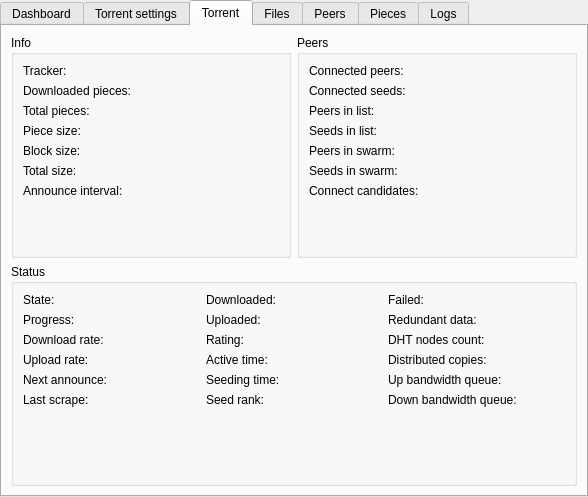
The window that src/plugins/torrent/tabwidget.ui (0xd34df00d/leechcraft) describes before a commit, drawn with Qt 5.
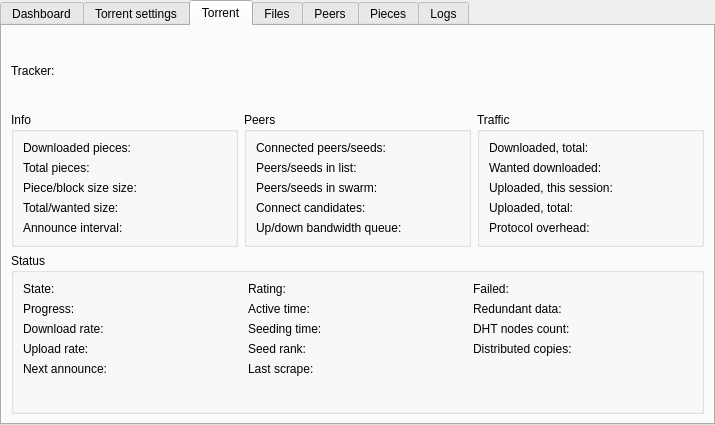
The same window after the commit. The open tabs and pages were chosen to show the change. Custom widgets are drawn as their Qt base class.

Commit message: Just another state commit. + CSTP: proper redirect handling. + CSTP: redirect loop avoiding + BitTorrent: various stuff. * Updated translations. * New icons.

Diff of the .ui file:
```diff
--- a/src/plugins/torrent/tabwidget.ui
+++ b/src/plugins/torrent/tabwidget.ui
@@ -6,8 +6,8 @@
    <rect>
     <x>0</x>
     <y>0</y>
-    <width>588</width>
-    <height>497</height>
+    <width>715</width>
+    <height>425</height>
    </rect>
   </property>
   <property name="windowTitle" >
@@ -20,7 +20,7 @@
    <enum>QTabWidget::Rounded</enum>
   </property>
   <property name="currentIndex" >
-   <number>0</number>
+   <number>2</number>
   </property>
   <property name="elideMode" >
    <enum>Qt::ElideRight</enum>
@@ -30,8 +30,8 @@
     <rect>
      <x>0</x>
      <y>0</y>
-     <width>584</width>
-     <height>470</height>
+     <width>711</width>
+     <height>397</height>
     </rect>
    </property>
    <attribute name="title" >
@@ -39,9 +39,15 @@
    </attribute>
    <layout class="QVBoxLayout" name="verticalLayout" >
     <item>
-     <layout class="QHBoxLayout" name="horizontalLayout" >
+     <layout class="QHBoxLayout" name="horizontalLayout_6" >
       <item>
        <widget class="QGroupBox" name="groupBox" >
+        <property name="sizePolicy" >
+         <sizepolicy vsizetype="Preferred" hsizetype="Minimum" >
+          <horstretch>0</horstretch>
+          <verstretch>0</verstretch>
+         </sizepolicy>
+        </property>
         <property name="title" >
          <string>Controls</string>
         </property>
@@ -130,11 +136,13 @@
          <item row="3" column="0" >
           <widget class="QLabel" name="label_41" >
            <property name="text" >
-            <string>Max downloading torrents:</string>
+            <string>Max down/up torrents:</string>
            </property>
           </widget>
          </item>
          <item row="3" column="1" >
+          <layout class="QHBoxLayout" name="horizontalLayout_5" >
+           <item>
           <widget class="QSpinBox" name="DownloadingTorrents_" >
            <property name="specialValueText" >
             <string>Unlimited</string>
@@ -150,14 +158,7 @@
            </property>
           </widget>
          </item>
-         <item row="4" column="0" >
-          <widget class="QLabel" name="label_42" >
-           <property name="text" >
-            <string>Max uploading torrents:</string>
-           </property>
-          </widget>
-         </item>
-         <item row="4" column="1" >
+           <item>
           <widget class="QSpinBox" name="UploadingTorrents_" >
            <property name="specialValueText" >
             <string>Unlimited</string>
@@ -174,6 +175,8 @@
           </widget>
          </item>
         </layout>
+         </item>
+        </layout>
        </widget>
       </item>
       <item>
@@ -181,6 +184,68 @@
         <property name="title" >
          <string>Cache</string>
         </property>
+        <layout class="QHBoxLayout" name="horizontalLayout" >
+         <item>
+          <layout class="QFormLayout" name="formLayout_11" >
+           <item row="0" column="0" >
+            <widget class="QLabel" name="label_48" >
+             <property name="text" >
+              <string>Total blocks read:</string>
+             </property>
+            </widget>
+           </item>
+           <item row="0" column="1" >
+            <widget class="QLabel" name="TotalBlocksRead_" >
+             <property name="text" >
+              <string/>
+             </property>
+            </widget>
+           </item>
+           <item row="1" column="0" >
+            <widget class="QLabel" name="label_45" >
+             <property name="text" >
+              <string>Cached block reads:</string>
+             </property>
+            </widget>
+           </item>
+           <item row="1" column="1" >
+            <widget class="QLabel" name="CachedBlockReads_" >
+             <property name="text" >
+              <string/>
+             </property>
+            </widget>
+           </item>
+           <item row="2" column="0" >
+            <widget class="QLabel" name="label_49" >
+             <property name="text" >
+              <string>Read hit ratio:</string>
+             </property>
+            </widget>
+           </item>
+           <item row="2" column="1" >
+            <widget class="QLabel" name="ReadHitRatio_" >
+             <property name="text" >
+              <string/>
+             </property>
+            </widget>
+           </item>
+           <item row="3" column="0" >
+            <widget class="QLabel" name="label_56" >
+             <property name="text" >
+              <string>Read cache size:</string>
+             </property>
+            </widget>
+           </item>
+           <item row="3" column="1" >
+            <widget class="QLabel" name="ReadCacheSize_" >
+             <property name="text" >
+              <string/>
+             </property>
+            </widget>
+           </item>
+          </layout>
+         </item>
+         <item>
         <layout class="QFormLayout" name="formLayout" >
          <item row="0" column="0" >
           <widget class="QLabel" name="label_32" >
@@ -238,61 +303,7 @@
            </property>
           </widget>
          </item>
-         <item row="4" column="0" >
-          <widget class="QLabel" name="label_48" >
-           <property name="text" >
-            <string>Total blocks read:</string>
-           </property>
-          </widget>
-         </item>
-         <item row="4" column="1" >
-          <widget class="QLabel" name="TotalBlocksRead_" >
-           <property name="text" >
-            <string/>
-           </property>
-          </widget>
-         </item>
-         <item row="5" column="0" >
-          <widget class="QLabel" name="label_45" >
-           <property name="text" >
-            <string>Cached block reads:</string>
-           </property>
-          </widget>
-         </item>
-         <item row="5" column="1" >
-          <widget class="QLabel" name="CachedBlockReads_" >
-           <property name="text" >
-            <string/>
-           </property>
-          </widget>
-         </item>
-         <item row="6" column="0" >
-          <widget class="QLabel" name="label_49" >
-           <property name="text" >
-            <string>Read hit ratio:</string>
-           </property>
-          </widget>
-         </item>
-         <item row="6" column="1" >
-          <widget class="QLabel" name="ReadHitRatio_" >
-           <property name="text" >
-            <string/>
-           </property>
-          </widget>
-         </item>
-         <item row="7" column="0" >
-          <widget class="QLabel" name="label_56" >
-           <property name="text" >
-            <string>Read cache size:</string>
-           </property>
-          </widget>
-         </item>
-         <item row="7" column="1" >
-          <widget class="QLabel" name="ReadCacheSize_" >
-           <property name="text" >
-            <string/>
-           </property>
-          </widget>
+          </layout>
          </item>
         </layout>
        </widget>
@@ -380,34 +391,6 @@
            </property>
           </widget>
          </item>
-         <item row="5" column="0" >
-          <widget class="QLabel" name="label_59" >
-           <property name="text" >
-            <string>Total failed data:</string>
-           </property>
-          </widget>
-         </item>
-         <item row="5" column="1" >
-          <widget class="QLabel" name="LabelTotalFailedData_" >
-           <property name="text" >
-            <string/>
-           </property>
-          </widget>
-         </item>
-         <item row="6" column="0" >
-          <widget class="QLabel" name="label_63" >
-           <property name="text" >
-            <string>Total redundant data:</string>
-           </property>
-          </widget>
-         </item>
-         <item row="6" column="1" >
-          <widget class="QLabel" name="LabelTotalRedundantData_" >
-           <property name="text" >
-            <string/>
-           </property>
-          </widget>
-         </item>
         </layout>
        </item>
        <item>
@@ -415,70 +398,130 @@
          <property name="fieldGrowthPolicy" >
           <enum>QFormLayout::ExpandingFieldsGrow</enum>
          </property>
-         <item row="0" column="0" >
+         <item row="2" column="0" >
           <widget class="QLabel" name="label_27" >
            <property name="text" >
             <string>Upload connections:</string>
            </property>
           </widget>
          </item>
-         <item row="0" column="1" >
+         <item row="2" column="1" >
           <widget class="QLabel" name="LabelUploadConnections_" >
            <property name="text" >
             <string/>
            </property>
           </widget>
          </item>
-         <item row="2" column="0" >
+         <item row="3" column="0" >
+          <widget class="QLabel" name="label_26" >
+           <property name="text" >
+            <string>Connections:</string>
+           </property>
+          </widget>
+         </item>
+         <item row="3" column="1" >
+          <widget class="QLabel" name="LabelTotalConnections_" >
+           <property name="text" >
+            <string/>
+           </property>
+          </widget>
+         </item>
+         <item row="4" column="0" >
           <widget class="QLabel" name="label_28" >
            <property name="text" >
             <string>Peers:</string>
            </property>
           </widget>
          </item>
-         <item row="2" column="1" >
+         <item row="4" column="1" >
           <widget class="QLabel" name="LabelTotalPeers_" >
            <property name="text" >
             <string/>
            </property>
           </widget>
          </item>
-         <item row="3" column="0" >
+         <item row="1" column="0" >
+          <widget class="QLabel" name="label_63" >
+           <property name="text" >
+            <string>Total redundant data:</string>
+           </property>
+          </widget>
+         </item>
+         <item row="1" column="1" >
+          <widget class="QLabel" name="LabelTotalRedundantData_" >
+           <property name="text" >
+            <string/>
+           </property>
+          </widget>
+         </item>
+         <item row="0" column="0" >
+          <widget class="QLabel" name="label_59" >
+           <property name="text" >
+            <string>Total failed data:</string>
+           </property>
+          </widget>
+         </item>
+         <item row="0" column="1" >
+          <widget class="QLabel" name="LabelTotalFailedData_" >
+           <property name="text" >
+            <string/>
+           </property>
+          </widget>
+         </item>
+        </layout>
+       </item>
+       <item>
+        <layout class="QFormLayout" name="formLayout_12" >
+         <item row="0" column="0" >
           <widget class="QLabel" name="label_29" >
            <property name="text" >
             <string>DHT nodes:</string>
            </property>
           </widget>
          </item>
-         <item row="3" column="1" >
+         <item row="0" column="1" >
           <widget class="QLabel" name="LabelTotalDHTNodes_" >
            <property name="text" >
             <string/>
            </property>
           </widget>
          </item>
-         <item row="5" column="0" >
+         <item row="1" column="0" >
+          <widget class="QLabel" name="label_53" >
+           <property name="text" >
+            <string>Global DHT nodes:</string>
+           </property>
+          </widget>
+         </item>
+         <item row="1" column="1" >
+          <widget class="QLabel" name="LabelGlobalDHTNodes_" >
+           <property name="text" >
+            <string/>
+           </property>
+          </widget>
+         </item>
+         <item row="2" column="0" >
           <widget class="QLabel" name="label_30" >
            <property name="text" >
             <string>DHT torrents:</string>
            </property>
           </widget>
          </item>
-         <item row="5" column="1" >
+         <item row="2" column="1" >
           <widget class="QLabel" name="LabelDHTTorrents_" >
            <property name="text" >
             <string/>
            </property>
           </widget>
          </item>
-         <item row="6" column="0" >
+         <item row="3" column="0" >
           <widget class="QLabel" name="label_31" >
            <property name="text" >
             <string>TCP listen port:</string>
            </property>
           </widget>
          </item>
-         <item row="6" column="1" >
+         <item row="3" column="1" >
           <widget class="QLabel" name="LabelListenPort_" >
            <property name="text" >
             <string/>
@@ -486,41 +529,13 @@
           </widget>
          </item>
          <item row="4" column="0" >
-          <widget class="QLabel" name="label_53" >
-           <property name="text" >
-            <string>Global DHT nodes:</string>
-           </property>
-          </widget>
-         </item>
-         <item row="4" column="1" >
-          <widget class="QLabel" name="LabelGlobalDHTNodes_" >
-           <property name="text" >
-            <string/>
-           </property>
-          </widget>
-         </item>
-         <item row="1" column="0" >
-          <widget class="QLabel" name="label_26" >
-           <property name="text" >
-            <string>Connections:</string>
-           </property>
-          </widget>
-         </item>
-         <item row="1" column="1" >
-          <widget class="QLabel" name="LabelTotalConnections_" >
-           <property name="text" >
-            <string/>
-           </property>
-          </widget>
-         </item>
-         <item row="7" column="0" >
           <widget class="QLabel" name="label_61" >
            <property name="text" >
             <string>External address:</string>
            </property>
           </widget>
          </item>
-         <item row="7" column="1" >
+         <item row="4" column="1" >
           <widget class="QLabel" name="LabelExternalAddress_" >
            <property name="text" >
             <string/>
@@ -539,8 +554,8 @@
     <rect>
      <x>0</x>
      <y>0</y>
-     <width>584</width>
-     <height>470</height>
+     <width>711</width>
+     <height>397</height>
     </rect>
    </property>
    <attribute name="title" >
@@ -679,14 +694,32 @@
     <rect>
      <x>0</x>
      <y>0</y>
-     <width>584</width>
-     <height>470</height>
+     <width>711</width>
+     <height>397</height>
     </rect>
    </property>
    <attribute name="title" >
     <string>Torrent</string>
    </attribute>
    <layout class="QVBoxLayout" name="verticalLayout_3" >
+    <item>
+     <layout class="QHBoxLayout" name="horizontalLayout_7" >
+      <item>
+       <widget class="QLabel" name="label_5" >
+        <property name="text" >
+         <string>Tracker:</string>
+        </property>
+       </widget>
+      </item>
+      <item>
+       <widget class="QLabel" name="LabelTracker_" >
+        <property name="text" >
+         <string/>
+        </property>
+       </widget>
+      </item>
+     </layout>
+    </item>
     <item>
      <layout class="QHBoxLayout" name="horizontalLayout_3" >
       <item>
@@ -695,107 +728,76 @@
          <string>Info</string>
         </property>
         <layout class="QFormLayout" name="formLayout_5" >
-         <property name="fieldGrowthPolicy" >
-          <enum>QFormLayout::ExpandingFieldsGrow</enum>
-         </property>
          <item row="0" column="0" >
-          <widget class="QLabel" name="label_5" >
-           <property name="text" >
-            <string>Tracker:</string>
-           </property>
-          </widget>
-         </item>
-         <item row="0" column="1" >
-          <widget class="QLabel" name="LabelTracker_" >
-           <property name="text" >
-            <string/>
-           </property>
-          </widget>
-         </item>
-         <item row="1" column="0" >
           <widget class="QLabel" name="label_10" >
            <property name="text" >
             <string>Downloaded pieces:</string>
            </property>
           </widget>
          </item>
-         <item row="1" column="1" >
+         <item row="0" column="1" >
           <widget class="QLabel" name="LabelDownloadedPieces_" >
            <property name="text" >
             <string/>
            </property>
           </widget>
          </item>
-         <item row="2" column="0" >
+         <item row="1" column="0" >
           <widget class="QLabel" name="label_8" >
            <property name="text" >
             <string>Total pieces:</string>
            </property>
           </widget>
          </item>
-         <item row="2" column="1" >
+         <item row="1" column="1" >
           <widget class="QLabel" name="LabelTotalPieces_" >
            <property name="text" >
             <string/>
            </property>
           </widget>
          </item>
-         <item row="5" column="0" >
+         <item row="2" column="0" >
+          <widget class="QLabel" name="label_14" >
+           <property name="text" >
+            <string>Piece/block size size:</string>
+           </property>
+          </widget>
+         </item>
+         <item row="2" column="1" >
+          <widget class="QLabel" name="LabelPieceSize_" >
+           <property name="text" >
+            <string/>
+           </property>
+          </widget>
+         </item>
+         <item row="3" column="0" >
           <widget class="QLabel" name="label_13" >
            <property name="text" >
-            <string>Total size:</string>
+            <string>Total/wanted size:</string>
            </property>
           </widget>
          </item>
-         <item row="5" column="1" >
+         <item row="3" column="1" >
           <widget class="QLabel" name="LabelTotalSize_" >
            <property name="text" >
             <string/>
            </property>
           </widget>
          </item>
-         <item row="6" column="0" >
+         <item row="4" column="0" >
           <widget class="QLabel" name="label_9" >
            <property name="text" >
             <string>Announce interval:</string>
            </property>
           </widget>
          </item>
-         <item row="6" column="1" >
+         <item row="4" column="1" >
           <widget class="QLabel" name="LabelAnnounceInterval_" >
            <property name="text" >
             <string/>
            </property>
           </widget>
          </item>
-         <item row="3" column="0" >
-          <widget class="QLabel" name="label_14" >
-           <property name="text" >
-            <string>Piece size:</string>
-           </property>
-          </widget>
-         </item>
-         <item row="3" column="1" >
-          <widget class="QLabel" name="LabelPieceSize_" >
-           <property name="text" >
-            <string/>
-           </property>
-          </widget>
-         </item>
-         <item row="4" column="0" >
-          <widget class="QLabel" name="label_37" >
-           <property name="text" >
-            <string>Block size:</string>
-           </property>
-          </widget>
-         </item>
-         <item row="4" column="1" >
-          <widget class="QLabel" name="LabelBlockSize_" >
-           <property name="text" >
-            <string/>
-           </property>
-          </widget>
-         </item>
         </layout>
        </widget>
       </item>
@@ -808,7 +810,7 @@
          <item row="0" column="0" >
           <widget class="QLabel" name="label_2" >
            <property name="text" >
-            <string>Connected peers:</string>
+            <string>Connected peers/seeds:</string>
            </property>
           </widget>
          </item>
@@ -820,89 +822,140 @@
           </widget>
          </item>
          <item row="1" column="0" >
-          <widget class="QLabel" name="label_4" >
-           <property name="text" >
-            <string>Connected seeds:</string>
-           </property>
-          </widget>
-         </item>
-         <item row="1" column="1" >
-          <widget class="QLabel" name="LabelConnectedSeeds_" >
-           <property name="text" >
-            <string/>
-           </property>
-          </widget>
-         </item>
-         <item row="2" column="0" >
           <widget class="QLabel" name="label_47" >
            <property name="text" >
-            <string>Peers in list:</string>
+            <string>Peers/seeds in list:</string>
            </property>
           </widget>
          </item>
-         <item row="2" column="1" >
+         <item row="1" column="1" >
           <widget class="QLabel" name="LabelPeersInList_" >
            <property name="text" >
             <string/>
            </property>
           </widget>
          </item>
-         <item row="3" column="0" >
-          <widget class="QLabel" name="label_51" >
-           <property name="text" >
-            <string>Seeds in list:</string>
-           </property>
-          </widget>
-         </item>
-         <item row="3" column="1" >
-          <widget class="QLabel" name="LabelSeedsInList_" >
-           <property name="text" >
-            <string/>
-           </property>
-          </widget>
-         </item>
-         <item row="4" column="0" >
+         <item row="2" column="0" >
           <widget class="QLabel" name="label_55" >
            <property name="text" >
-            <string>Peers in swarm:</string>
+            <string>Peers/seeds in swarm:</string>
            </property>
           </widget>
          </item>
-         <item row="4" column="1" >
+         <item row="2" column="1" >
           <widget class="QLabel" name="LabelPeersInSwarm_" >
            <property name="text" >
             <string/>
            </property>
           </widget>
          </item>
-         <item row="5" column="0" >
-          <widget class="QLabel" name="label_58" >
-           <property name="text" >
-            <string>Seeds in swarm:</string>
-           </property>
-          </widget>
-         </item>
-         <item row="5" column="1" >
-          <widget class="QLabel" name="LabelSeedsInSwarm_" >
-           <property name="text" >
-            <string/>
-           </property>
-          </widget>
-         </item>
-         <item row="6" column="0" >
+         <item row="3" column="0" >
           <widget class="QLabel" name="label_50" >
            <property name="text" >
             <string>Connect candidates:</string>
            </property>
           </widget>
          </item>
-         <item row="6" column="1" >
+         <item row="3" column="1" >
           <widget class="QLabel" name="LabelConnectCandidates_" >
            <property name="text" >
             <string/>
            </property>
           </widget>
          </item>
+         <item row="4" column="0" >
+          <widget class="QLabel" name="label_38" >
+           <property name="text" >
+            <string>Up/down bandwidth queue:</string>
+           </property>
+          </widget>
+         </item>
+         <item row="4" column="1" >
+          <widget class="QLabel" name="LabelUpBandwidthQueue_" >
+           <property name="text" >
+            <string/>
+           </property>
+          </widget>
+         </item>
+        </layout>
+       </widget>
+      </item>
+      <item>
+       <widget class="QGroupBox" name="groupBox_3" >
+        <property name="title" >
+         <string>Traffic</string>
+        </property>
+        <layout class="QFormLayout" name="formLayout_13" >
+         <item row="0" column="0" >
+          <widget class="QLabel" name="label_12" >
+           <property name="text" >
+            <string>Downloaded, total:</string>
+           </property>
+          </widget>
+         </item>
+         <item row="0" column="1" >
+          <widget class="QLabel" name="LabelDownloaded_" >
+           <property name="text" >
+            <string/>
+           </property>
+          </widget>
+         </item>
+         <item row="1" column="0" >
+          <widget class="QLabel" name="label_64" >
+           <property name="text" >
+            <string>Wanted downloaded:</string>
+           </property>
+          </widget>
+         </item>
+         <item row="1" column="1" >
+          <widget class="QLabel" name="LabelWantedDownloaded_" >
+           <property name="text" >
+            <string/>
+           </property>
+          </widget>
+         </item>
+         <item row="2" column="0" >
+          <widget class="QLabel" name="label_19" >
+           <property name="text" >
+            <string>Uploaded, this session:</string>
+           </property>
+          </widget>
+         </item>
+         <item row="2" column="1" >
+          <widget class="QLabel" name="LabelUploaded_" >
+           <property name="text" >
+            <string/>
+           </property>
+          </widget>
+         </item>
+         <item row="3" column="0" >
+          <widget class="QLabel" name="label_42" >
+           <property name="text" >
+            <string>Uploaded, total:</string>
+           </property>
+          </widget>
+         </item>
+         <item row="3" column="1" >
+          <widget class="QLabel" name="LabelUploadedTotal_" >
+           <property name="text" >
+            <string/>
+           </property>
+          </widget>
+         </item>
+         <item row="4" column="0" >
+          <widget class="QLabel" name="label_65" >
+           <property name="text" >
+            <string>Protocol overhead:</string>
+           </property>
+          </widget>
+         </item>
+         <item row="4" column="1" >
+          <widget class="QLabel" name="LabelProtocolOverhead_" >
+           <property name="text" >
+            <string/>
+           </property>
+          </widget>
+         </item>
         </layout>
        </widget>
       </item>
@@ -988,103 +1041,78 @@
              </property>
             </widget>
            </item>
-           <item row="5" column="0" >
-            <widget class="QLabel" name="label_62" >
-             <property name="text" >
-              <string>Last scrape:</string>
-             </property>
-            </widget>
-           </item>
-           <item row="5" column="1" >
-            <widget class="QLabel" name="LabelLastScrape_" >
-             <property name="text" >
-              <string/>
-             </property>
-            </widget>
-           </item>
           </layout>
          </item>
          <item>
           <layout class="QFormLayout" name="formLayout_6" >
-           <item row="0" column="0" >
-            <widget class="QLabel" name="label_12" >
-             <property name="text" >
-              <string>Downloaded:</string>
-             </property>
-            </widget>
-           </item>
+           <property name="fieldGrowthPolicy" >
+            <enum>QFormLayout::ExpandingFieldsGrow</enum>
+           </property>
            <item row="1" column="0" >
-            <widget class="QLabel" name="label_19" >
-             <property name="text" >
-              <string>Uploaded:</string>
-             </property>
-            </widget>
-           </item>
-           <item row="1" column="1" >
-            <widget class="QLabel" name="LabelUploaded_" >
-             <property name="text" >
-              <string/>
-             </property>
-            </widget>
-           </item>
-           <item row="2" column="0" >
             <widget class="QLabel" name="label_17" >
              <property name="text" >
               <string>Rating:</string>
              </property>
             </widget>
            </item>
-           <item row="2" column="1" >
+           <item row="1" column="1" >
             <widget class="QLabel" name="LabelTorrentRating_" >
              <property name="text" >
               <string/>
              </property>
             </widget>
            </item>
-           <item row="3" column="0" >
+           <item row="2" column="0" >
             <widget class="QLabel" name="label_43" >
              <property name="text" >
               <string>Active time:</string>
              </property>
             </widget>
            </item>
-           <item row="3" column="1" >
+           <item row="2" column="1" >
             <widget class="QLabel" name="LabelActiveTime_" >
              <property name="text" >
               <string/>
              </property>
             </widget>
            </item>
-           <item row="4" column="0" >
+           <item row="3" column="0" >
             <widget class="QLabel" name="label_57" >
              <property name="text" >
               <string>Seeding time:</string>
              </property>
             </widget>
            </item>
-           <item row="4" column="1" >
+           <item row="3" column="1" >
             <widget class="QLabel" name="LabelSeedingTime_" >
              <property name="text" >
               <string/>
              </property>
             </widget>
            </item>
-           <item row="5" column="0" >
+           <item row="4" column="0" >
             <widget class="QLabel" name="label_60" >
              <property name="text" >
               <string>Seed rank:</string>
              </property>
             </widget>
            </item>
-           <item row="5" column="1" >
+           <item row="4" column="1" >
             <widget class="QLabel" name="LabelSeedRank_" >
              <property name="text" >
               <string/>
              </property>
             </widget>
            </item>
-           <item row="0" column="1" >
-            <widget class="QLabel" name="LabelDownloaded_" >
+           <item row="5" column="0" >
+            <widget class="QLabel" name="label_62" >
+             <property name="text" >
+              <string>Last scrape:</string>
+             </property>
+            </widget>
+           </item>
+           <item row="5" column="1" >
+            <widget class="QLabel" name="LabelLastScrape_" >
              <property name="text" >
               <string/>
              </property>
@@ -1094,6 +1122,9 @@
          </item>
          <item>
           <layout class="QFormLayout" name="formLayout_8" >
+           <property name="fieldGrowthPolicy" >
+            <enum>QFormLayout::ExpandingFieldsGrow</enum>
+           </property>
            <property name="rightMargin" >
             <number>10</number>
            </property>
@@ -1153,34 +1184,6 @@
              </property>
             </widget>
            </item>
-           <item row="4" column="0" >
-            <widget class="QLabel" name="label_38" >
-             <property name="text" >
-              <string>Up bandwidth queue:</string>
-             </property>
-            </widget>
-           </item>
-           <item row="4" column="1" >
-            <widget class="QLabel" name="LabelUpBandwidthQueue_" >
-             <property name="text" >
-              <string/>
-             </property>
-            </widget>
-           </item>
-           <item row="5" column="0" >
-            <widget class="QLabel" name="label_39" >
-             <property name="text" >
-              <string>Down bandwidth queue:</string>
-             </property>
-            </widget>
-           </item>
-           <item row="5" column="1" >
-            <widget class="QLabel" name="LabelDownBandwidthQueue_" >
-             <property name="text" >
-              <string/>
-             </property>
-            </widget>
-           </item>
           </layout>
          </item>
         </layout>
@@ -1208,8 +1211,8 @@
     <rect>
      <x>0</x>
      <y>0</y>
-     <width>584</width>
-     <height>470</height>
+     <width>711</width>
+     <height>397</height>
     </rect>
    </property>
    <attribute name="title" >
@@ -1234,8 +1237,8 @@
     <rect>
      <x>0</x>
      <y>0</y>
-     <width>584</width>
-     <height>470</height>
+     <width>711</width>
+     <height>397</height>
     </rect>
    </property>
    <attribute name="title" >
@@ -1262,8 +1265,8 @@
     <rect>
      <x>0</x>
      <y>0</y>
-     <width>584</width>
-     <height>470</height>
+     <width>711</width>
+     <height>397</height>
     </rect>
    </property>
    <attribute name="title" >
@@ -1287,8 +1290,8 @@
     <rect>
      <x>0</x>
      <y>0</y>
-     <width>584</width>
-     <height>470</height>
+     <width>711</width>
+     <height>397</height>
     </rect>
    </property>
    <attribute name="title" >
```
Lines whose indentation alone changed are shown as unchanged. The commit also changes 34 other files.
